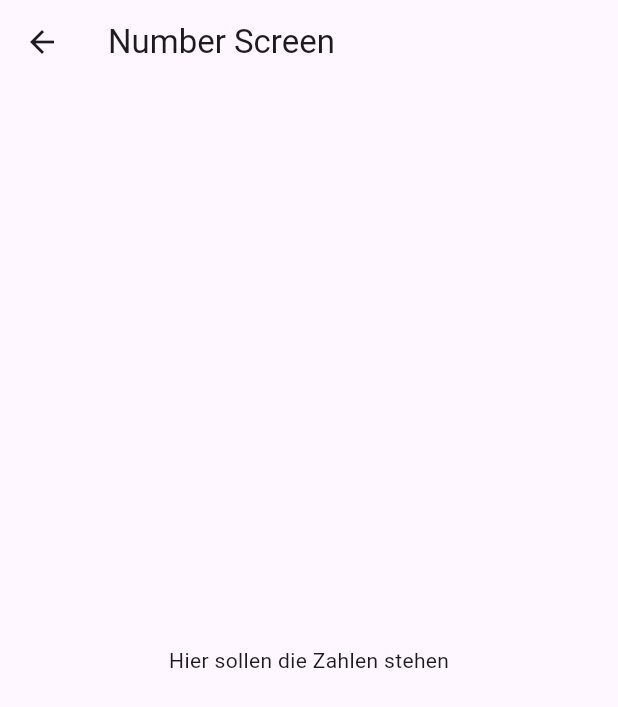
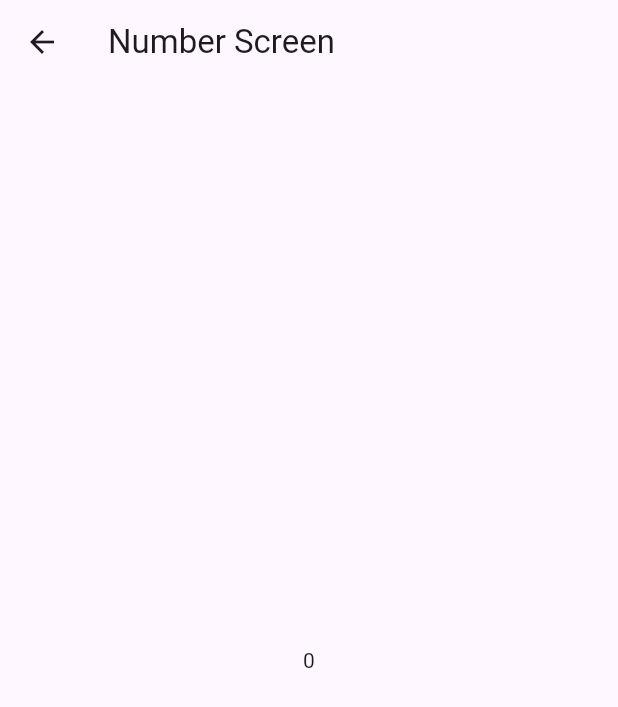
Before and after one commit to tomboto/streams_exercises, a Flutter app: the screen it shows after launch, after a tap on "Zum Number Screen", on a phone screen of 412 x 824 dp. Shown: the top 707 px of the screen. Run offline on Flutter 3.47's test engine with Material 3 defaults, Android fonts, the phone set to English and light mode, and no system bars.

Commit message:
Task 1 solved: Embedded stream in number screen.

```diff
--- a/lib/features/numbers/number_screen.dart
+++ b/lib/features/numbers/number_screen.dart
@@ -15,8 +15,12 @@ class NumberScreen extends StatelessWidget {
       appBar: AppBar(
         title: const Text('Number Screen'),
       ),
-      body: const Center(
-        child: Text("Hier sollen die Zahlen stehen"),
+      body: Center(
+        child: StreamBuilder<int>(
+            stream: numberRepository.getNumberStream(),
+            builder: (context, snapshot) {
+              return Text(snapshot.data.toString());
+            }),
       ),
     );
   }
```
Also changed, not shown: pubspec.lock, 2 other files.
